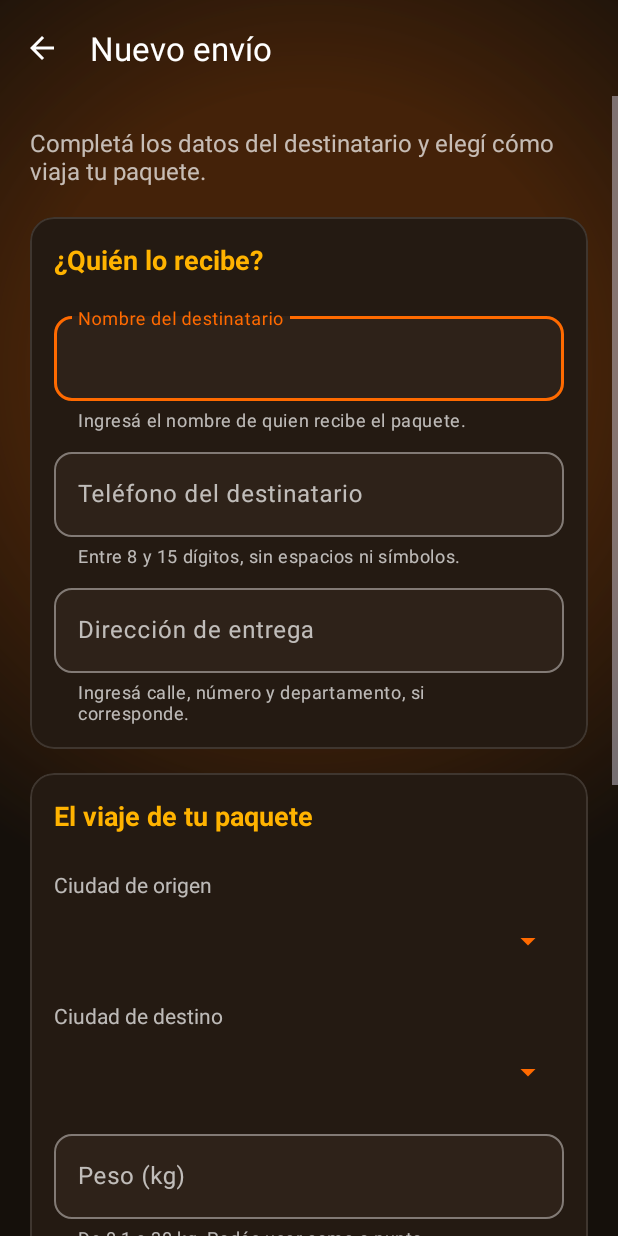
After one commit to LevTsatsorin/tortugaturbo_AP, an Android app: the layout activity_envio_form.xml on its own in the app's theme, with its tools: preview values and no code run, on a phone screen of 412 x 824 dp. The commit adds this screen. Run offline under Robolectric (Android 15) with nearby library versions, the phone set to English and light mode, and no system bars.

Commit message:
style: add shipment form layout

```diff
--- /dev/null
+++ b/app/src/main/res/layout/activity_envio_form.xml
@@ -0,0 +1,290 @@
+<?xml version="1.0" encoding="utf-8"?>
+<LinearLayout
+    xmlns:android="http://schemas.android.com/apk/res/android"
+    xmlns:app="http://schemas.android.com/apk/res-auto"
+    android:id="@+id/main"
+    android:layout_width="match_parent"
+    android:layout_height="match_parent"
+    android:background="@drawable/bg_pantalla"
+    android:orientation="vertical">
+    <com.google.android.material.appbar.MaterialToolbar
+        android:id="@+id/formTitulo"
+        android:layout_width="match_parent"
+        android:layout_height="?attr/actionBarSize"
+        app:navigationContentDescription="@string/accion_volver"
+        app:navigationIcon="@drawable/ic_arrow_back"
+        app:title="@string/envio_titulo_crear"
+        app:titleTextColor="@color/texto"/>
+    <ScrollView
+        android:layout_width="match_parent"
+        android:layout_height="0dp"
+        android:layout_weight="1"
+        android:fillViewport="true">
+        <LinearLayout
+            android:layout_width="match_parent"
+            android:layout_height="wrap_content"
+            android:orientation="vertical"
+            android:padding="20dp">
+            <TextView
+                android:layout_width="match_parent"
+                android:layout_height="wrap_content"
+                android:layout_marginBottom="20dp"
+                android:text="@string/envio_introduccion"
+                android:textColor="@color/texto_secundario"
+                android:textSize="16sp"/>
+            <TextView
+                android:id="@+id/textAvisoRetirado"
+                android:layout_width="match_parent"
+                android:layout_height="wrap_content"
+                android:layout_marginBottom="16dp"
+                android:text="@string/envio_aviso_retirado"
+                android:textColor="@color/turbo_amarillo"
+                android:textSize="14sp"
+                android:visibility="gone"/>
+            <com.google.android.material.card.MaterialCardView style="@style/Widget.TortugaTurbo.Card"
+                android:layout_width="match_parent"
+                android:layout_height="wrap_content"
+                android:layout_marginBottom="16dp">
+                <LinearLayout
+                    android:layout_width="match_parent"
+                    android:layout_height="wrap_content"
+                    android:orientation="vertical">
+                    <TextView
+                        android:layout_width="match_parent"
+                        android:layout_height="wrap_content"
+                        android:layout_marginBottom="12dp"
+                        android:accessibilityHeading="true"
+                        android:text="@string/envio_seccion_destinatario"
+                        android:textColor="@color/turbo_amarillo"
+                        android:textSize="18sp"
+                        android:textStyle="bold"/>
+                    <com.google.android.material.textfield.TextInputLayout
+                        android:id="@+id/tilDestinatario" style="@style/Widget.TortugaTurbo.TextInputLayout"
+                        android:layout_width="match_parent"
+                        android:layout_height="wrap_content"
+                        android:layout_marginTop="8dp"
+                        android:hint="@string/envio_hint_destinatario"
+                        app:helperText="@string/envio_helper_destinatario">
+                        <com.google.android.material.textfield.TextInputEditText
+                            android:id="@+id/inputDestinatario"
+                            android:layout_width="match_parent"
+                            android:layout_height="wrap_content"
+                            android:minHeight="56dp"
+                            android:inputType="textPersonName|textCapWords"
+                            android:maxLength="100"
+                            android:textColor="@color/texto"
+                            android:imeOptions="actionNext"
+                            android:singleLine="true"
+                            android:autofillHints="personName"/>
+                    </com.google.android.material.textfield.TextInputLayout>
+                    <com.google.android.material.textfield.TextInputLayout
+                        android:id="@+id/tilTelDestinatario" style="@style/Widget.TortugaTurbo.TextInputLayout"
+                        android:layout_width="match_parent"
+                        android:layout_height="wrap_content"
+                        android:layout_marginTop="8dp"
+                        android:hint="@string/envio_hint_telefono"
+                        app:helperText="@string/envio_helper_telefono">
+                        <com.google.android.material.textfield.TextInputEditText
+                            android:id="@+id/inputTelDestinatario"
+                            android:layout_width="match_parent"
+                            android:layout_height="wrap_content"
+                            android:minHeight="56dp"
+                            android:inputType="phone"
+                            android:maxLength="15"
+                            android:textColor="@color/texto"
+                            android:imeOptions="actionNext"
+                            android:singleLine="true"
+                            android:digits="0123456789"
+                            android:autofillHints="phoneNational"/>
+                    </com.google.android.material.textfield.TextInputLayout>
+                    <com.google.android.material.textfield.TextInputLayout
+                        android:id="@+id/tilDireccion" style="@style/Widget.TortugaTurbo.TextInputLayout"
+                        android:layout_width="match_parent"
+                        android:layout_height="wrap_content"
+                        android:layout_marginTop="8dp"
+                        android:hint="@string/envio_hint_direccion"
+                        app:helperText="@string/envio_helper_direccion">
+                        <com.google.android.material.textfield.TextInputEditText
+                            android:id="@+id/inputDireccion"
+                            android:layout_width="match_parent"
+                            android:layout_height="wrap_content"
+                            android:minHeight="56dp"
+                            android:inputType="textPostalAddress|textCapWords"
+                            android:maxLength="200"
+                            android:textColor="@color/texto"
+                            android:imeOptions="actionNext"
+                            android:singleLine="true"
+                            android:autofillHints="postalAddress"/>
+                    </com.google.android.material.textfield.TextInputLayout>
+                </LinearLayout>
+            </com.google.android.material.card.MaterialCardView>
+            <com.google.android.material.card.MaterialCardView style="@style/Widget.TortugaTurbo.Card"
+                android:layout_width="match_parent"
+                android:layout_height="wrap_content"
+                android:layout_marginBottom="16dp">
+                <LinearLayout
+                    android:layout_width="match_parent"
+                    android:layout_height="wrap_content"
+                    android:orientation="vertical">
+                    <TextView
+                        android:layout_width="match_parent"
+                        android:layout_height="wrap_content"
+                        android:layout_marginBottom="12dp"
+                        android:accessibilityHeading="true"
+                        android:text="@string/envio_seccion_paquete"
+                        android:textColor="@color/turbo_amarillo"
+                        android:textSize="18sp"
+                        android:textStyle="bold"/>
+                    <TextView
+                        android:layout_width="match_parent"
+                        android:layout_height="wrap_content"
+                        android:layout_marginTop="12dp"
+                        android:labelFor="@+id/spinnerOrigen"
+                        android:text="@string/envio_origen"
+                        android:textColor="@color/texto_secundario"
+                        android:textSize="14sp"/>
+                    <Spinner
+                        android:id="@id/spinnerOrigen"
+                        android:layout_width="match_parent"
+                        android:layout_height="56dp"
+                        android:backgroundTint="@color/turbo_naranja"
+                        android:spinnerMode="dropdown"
+                        android:prompt="@string/envio_origen"/>
+                    <TextView
+                        android:layout_width="match_parent"
+                        android:layout_height="wrap_content"
+                        android:layout_marginTop="12dp"
+                        android:labelFor="@+id/spinnerDestino"
+                        android:text="@string/envio_destino"
+                        android:textColor="@color/texto_secundario"
+                        android:textSize="14sp"/>
+                    <Spinner
+                        android:id="@id/spinnerDestino"
+                        android:layout_width="match_parent"
+                        android:layout_height="56dp"
+                        android:backgroundTint="@color/turbo_naranja"
+                        android:spinnerMode="dropdown"
+                        android:prompt="@string/envio_destino"/>
+                    <com.google.android.material.textfield.TextInputLayout
+                        android:id="@+id/tilPeso" style="@style/Widget.TortugaTurbo.TextInputLayout"
+                        android:layout_width="match_parent"
+                        android:layout_height="wrap_content"
+                        android:layout_marginTop="8dp"
+                        android:hint="@string/envio_hint_peso"
+                        app:helperText="@string/envio_helper_peso">
+                        <com.google.android.material.textfield.TextInputEditText
+                            android:id="@+id/inputPeso"
+                            android:layout_width="match_parent"
+                            android:layout_height="wrap_content"
+                            android:minHeight="56dp"
+                            android:inputType="numberDecimal"
+                            android:maxLength="5"
+                            android:textColor="@color/texto"
+                            android:imeOptions="actionNext"
+                            android:singleLine="true"
+                            android:digits="0123456789.,"/>
+                    </com.google.android.material.textfield.TextInputLayout>
+                    <TextView
+                        android:layout_width="match_parent"
+                        android:layout_height="wrap_content"
+                        android:layout_marginTop="16dp"
+                        android:labelFor="@+id/radioServicio"
+                        android:text="@string/envio_servicio"
+                        android:textColor="@color/texto_secundario"
+                        android:textSize="14sp"/>
+                    <RadioGroup
+                        android:id="@id/radioServicio"
+                        android:layout_width="match_parent"
+                        android:layout_height="wrap_content"
+                        android:orientation="vertical"
+                        android:checkedButton="@+id/radioEstandar">
+                        <com.google.android.material.radiobutton.MaterialRadioButton
+                            android:id="@id/radioEstandar"
+                            android:layout_width="match_parent"
+                            android:layout_height="wrap_content"
+                            android:minHeight="48dp"
+                            android:text="@string/servicio_estandar"
+                            android:textColor="@color/texto"/>
+                        <com.google.android.material.radiobutton.MaterialRadioButton
+                            android:id="@+id/radioExpress"
+                            android:layout_width="match_parent"
+                            android:layout_height="wrap_content"
+                            android:minHeight="48dp"
+                            android:text="@string/servicio_express"
+                            android:textColor="@color/texto"/>
+                    </RadioGroup>
+                    <com.google.android.material.textfield.TextInputLayout
+                        android:id="@+id/tilDescripcion" style="@style/Widget.TortugaTurbo.TextInputLayout"
+                        android:layout_width="match_parent"
+                        android:layout_height="wrap_content"
+                        android:layout_marginTop="8dp"
+                        android:hint="@string/envio_hint_descripcion"
+                        app:helperText="@string/envio_helper_descripcion">
+                        <com.google.android.material.textfield.TextInputEditText
+                            android:id="@+id/inputDescripcion"
+                            android:layout_width="match_parent"
+                            android:layout_height="wrap_content"
+                            android:minHeight="56dp"
+                            android:inputType="textMultiLine|textCapSentences"
+                            android:maxLength="100"
+                            android:textColor="@color/texto"
+                            android:imeOptions="actionDone"
+                            android:minLines="3"
+                            android:gravity="top|start"/>
+                    </com.google.android.material.textfield.TextInputLayout>
+                </LinearLayout>
+            </com.google.android.material.card.MaterialCardView>
+            <com.google.android.material.card.MaterialCardView style="@style/Widget.TortugaTurbo.Card"
+                android:layout_width="match_parent"
+                android:layout_height="wrap_content"
+                android:layout_marginBottom="16dp">
+                <LinearLayout
+                    android:layout_width="match_parent"
+                    android:layout_height="wrap_content"
+                    android:orientation="vertical">
+                    <TextView
+                        android:layout_width="match_parent"
+                        android:layout_height="wrap_content"
+                        android:layout_marginBottom="12dp"
+                        android:accessibilityHeading="true"
+                        android:text="@string/envio_seccion_estimacion"
+                        android:textColor="@color/turbo_amarillo"
+                        android:textSize="18sp"
+                        android:textStyle="bold"/>
+                    <TextView
+                        android:layout_width="match_parent"
+                        android:layout_height="wrap_content"
+                        android:text="@string/envio_helper_estimacion"
+                        android:textColor="@color/texto_secundario"
+                        android:textSize="14sp"/>
+                    <TextView
+                        android:id="@+id/textPreview"
+                        android:layout_width="match_parent"
+                        android:layout_height="wrap_content"
+                        android:layout_marginTop="12dp"
+                        android:accessibilityLiveRegion="polite"
+                        android:textColor="@color/tortuga_verde"
+                        android:textSize="18sp"
+                        android:textStyle="bold"
+                        android:visibility="gone"/>
+                </LinearLayout>
+            </com.google.android.material.card.MaterialCardView>
+            <com.google.android.material.button.MaterialButton
+                android:id="@+id/botonGuardar"
+                android:layout_width="match_parent"
+                android:layout_height="56dp"
+                android:backgroundTint="@color/turbo_naranja"
+                android:text="@string/envio_crear"
+                android:textColor="@color/white"
+                android:textStyle="bold"
+                app:cornerRadius="12dp"/>
+            <ProgressBar
+                android:id="@+id/progreso"
+                android:layout_width="wrap_content"
+                android:layout_height="wrap_content"
+                android:layout_gravity="center_horizontal"
+                android:layout_marginTop="12dp"
+                android:visibility="gone"/>
+        </LinearLayout>
+    </ScrollView>
+</LinearLayout>
--- a/app/src/main/res/values/strings_envios.xml
+++ b/app/src/main/res/values/strings_envios.xml
@@ -41,4 +41,27 @@
     <string name="detalle_eliminar_titulo">¿Eliminar este envío?</string>
     <string name="detalle_eliminar_mensaje">Se borra definitivamente junto con su historial.</string>
     <string name="detalle_eliminar_confirmar">Sí, eliminar</string>
+    <string name="envio_titulo_crear">Nuevo envío</string>
+    <string name="envio_titulo_editar">Editar envío</string>
+    <string name="envio_introduccion">Completá los datos del destinatario y elegí cómo viaja tu paquete.</string>
+    <string name="envio_seccion_destinatario">¿Quién lo recibe?</string>
+    <string name="envio_hint_destinatario">Nombre del destinatario</string>
+    <string name="envio_helper_destinatario">Ingresá el nombre de quien recibe el paquete.</string>
+    <string name="envio_hint_telefono">Teléfono del destinatario</string>
+    <string name="envio_helper_telefono">Entre 8 y 15 dígitos, sin espacios ni símbolos.</string>
+    <string name="envio_hint_direccion">Dirección de entrega</string>
+    <string name="envio_helper_direccion">Ingresá calle, número y departamento, si corresponde.</string>
+    <string name="envio_seccion_paquete">El viaje de tu paquete</string>
+    <string name="envio_origen">Ciudad de origen</string>
+    <string name="envio_destino">Ciudad de destino</string>
+    <string name="envio_hint_peso">Peso (kg)</string>
+    <string name="envio_helper_peso">De 0,1 a 30 kg. Podés usar coma o punto.</string>
+    <string name="envio_servicio">Tipo de entrega</string>
+    <string name="envio_hint_descripcion">Descripción (opcional)</string>
+    <string name="envio_helper_descripcion">Contanos qué enviás. Máximo 100 caracteres.</string>
+    <string name="envio_seccion_estimacion">Tu envío en números</string>
+    <string name="envio_helper_estimacion">Elegí dos ciudades distintas e ingresá el peso para ver el precio y el plazo estimado.</string>
+    <string name="envio_aviso_retirado">El envío ya fue retirado</string>
+    <string name="envio_crear">Crear envío</string>
+    <string name="envio_guardar">Guardar cambios</string>
 </resources>
```
